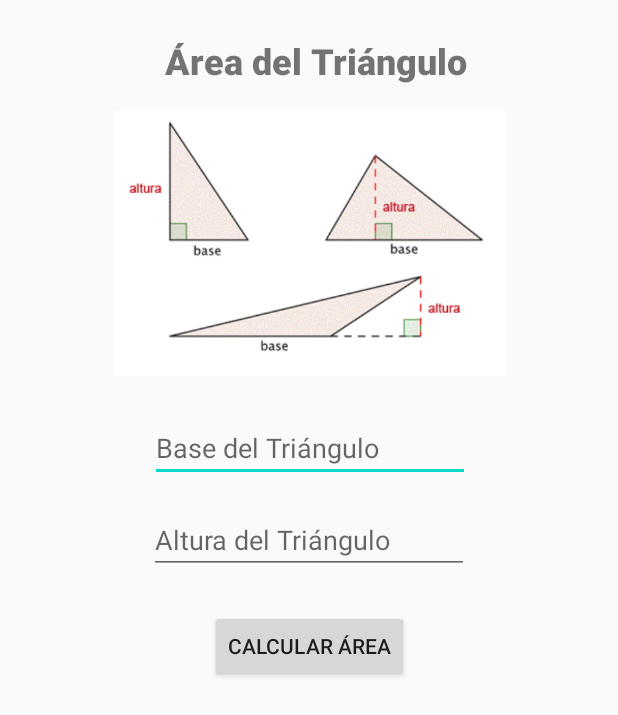
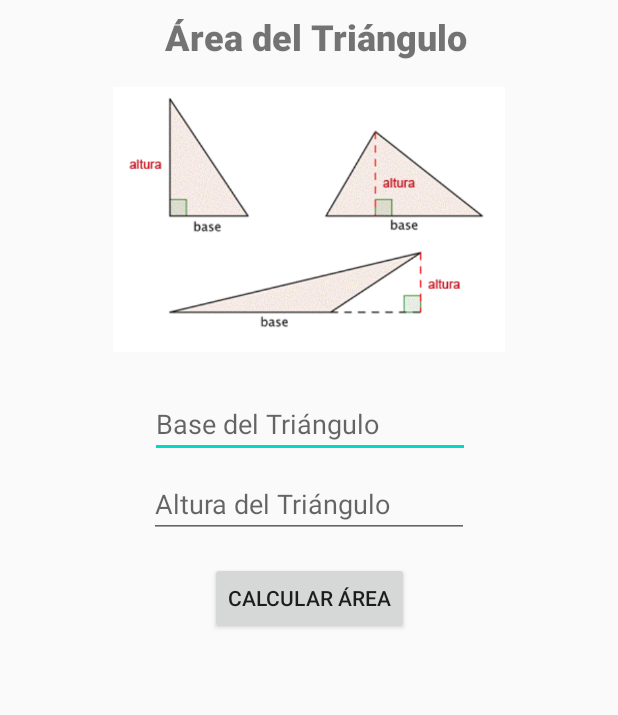
Before and after one commit to Moviles-Udea-2020-1/Practica420201, an Android app: the layout fragment_area_triangulo.xml on its own in the app's theme, with its tools: preview values and no code run, on a phone screen of 412 x 824 dp. Shown: the top 715 px of the screen. Run offline under Robolectric (Android 15) with nearby library versions, the light colour scheme and no system bars.

Commit message:
Se agrega el fragmento para calcular el area del triangulo

```diff
--- a/app/src/main/res/layout/fragment_area_triangulo.xml
+++ b/app/src/main/res/layout/fragment_area_triangulo.xml
@@ -1,7 +1,13 @@
 <?xml version="1.0" encoding="utf-8"?>
-<androidx.constraintlayout.widget.ConstraintLayout xmlns:android="http://schemas.android.com/apk/res/android"
-    xmlns:app="http://schemas.android.com/apk/res-auto"
+<androidx.core.widget.NestedScrollView xmlns:app="http://schemas.android.com/apk/res-auto"
     xmlns:tools="http://schemas.android.com/tools"
+    xmlns:android="http://schemas.android.com/apk/res/android"
+    android:layout_width="match_parent"
+    android:layout_height="match_parent"
+    android:fillViewport="true">
+
+
+    <androidx.constraintlayout.widget.ConstraintLayout
         android:layout_width="match_parent"
         android:layout_height="match_parent"
         tools:context=".AreaTrianguloFragment">
@@ -11,7 +17,7 @@
             android:layout_width="wrap_content"
             android:layout_height="wrap_content"
             android:layout_marginStart="8dp"
-        android:layout_marginTop="24dp"
+            android:layout_marginTop="8dp"
             android:layout_marginEnd="8dp"
             android:fontFamily="sans-serif-black"
             android:text="@string/area_triangulo"
@@ -55,7 +61,7 @@
             android:layout_width="wrap_content"
             android:layout_height="wrap_content"
             android:layout_marginStart="8dp"
-        android:layout_marginTop="16dp"
+            android:layout_marginTop="8dp"
             android:layout_marginEnd="8dp"
             android:ems="10"
             android:hint="@string/altura_triangulo"
@@ -70,7 +76,7 @@
             android:layout_width="wrap_content"
             android:layout_height="wrap_content"
             android:layout_marginStart="8dp"
-        android:layout_marginTop="24dp"
+            android:layout_marginTop="16dp"
             android:layout_marginEnd="8dp"
             android:text="@string/calcular_area_triangulo_button"
             app:layout_constraintEnd_toEndOf="parent"
@@ -80,10 +86,14 @@
         <TextView
             android:id="@+id/resultado_area_triangulo_text_view"
             android:layout_width="0dp"
-        android:layout_height="0dp"
-        android:layout_marginTop="16dp"
+            android:layout_height="wrap_content"
+            android:layout_marginTop="8dp"
+            android:textAlignment="center"
+            android:textSize="24sp"
             app:layout_constraintEnd_toEndOf="parent"
             app:layout_constraintStart_toStartOf="parent"
             app:layout_constraintTop_toBottomOf="@+id/calcular_area_triangulo_button" />
 
     </androidx.constraintlayout.widget.ConstraintLayout>
+
+</androidx.core.widget.NestedScrollView>
```
Also changed, not shown: app/src/main/java/com/edwinacubillos/practica420201/AreaTrianguloFragment.kt (+15 -3 lines), app/src/main/res/layout/activity_main.xml (+8 -6 lines). Lines whose indentation alone changed are shown as unchanged.
